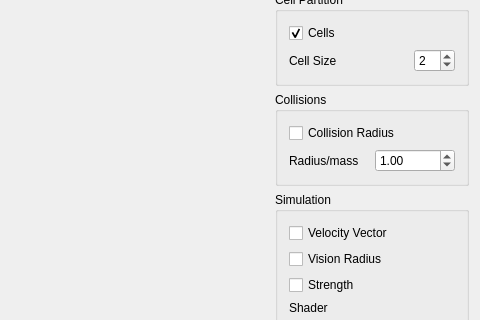
carlospzlz/crowdsimulator, file CrowdSimulator/ui/MainWindow.ui: the form before one commit; both pictures show x 352 to 832 and y 221 to 541 of the 832 by 1003 pixel window.
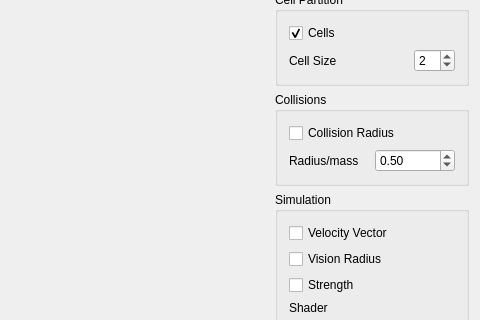
The form after the commit.

```diff
--- a/CrowdSimulator/ui/MainWindow.ui
+++ b/CrowdSimulator/ui/MainWindow.ui
@@ -408,7 +408,7 @@
           <double>0.010000000000000</double>
          </property>
          <property name="value">
-          <double>1.000000000000000</double>
+          <double>0.500000000000000</double>
          </property>
         </widget>
        </item>
```
